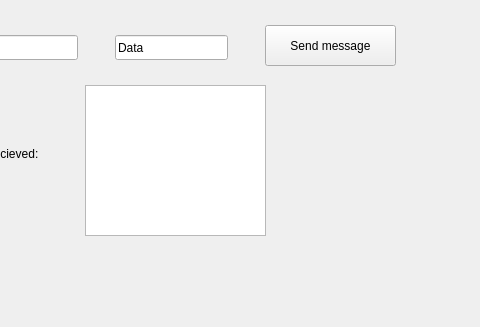
Before: the Qt Designer form mainwindow.ui in fbrstilo/QT_CAN, drawn with Qt 5; both pictures show x 325 to 805 and y 255 to 582 of the 1073 by 582 pixel window.
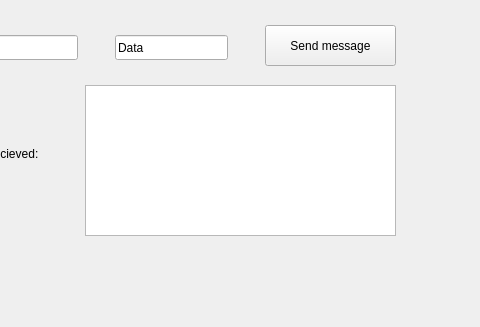
After: the same form once the commit is applied.

What changed in the file:
```diff
--- a/mainwindow.ui
+++ b/mainwindow.ui
@@ -58,7 +58,7 @@
      <rect>
       <x>410</x>
       <y>340</y>
-      <width>181</width>
+      <width>311</width>
       <height>151</height>
      </rect>
     </property>
```
